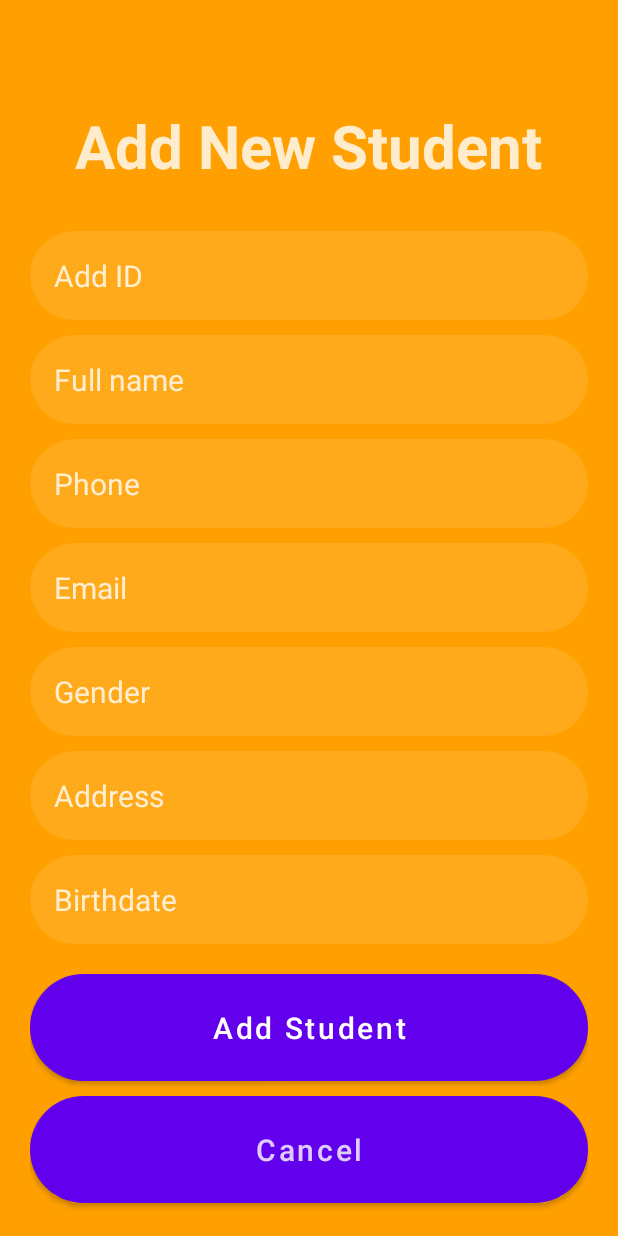
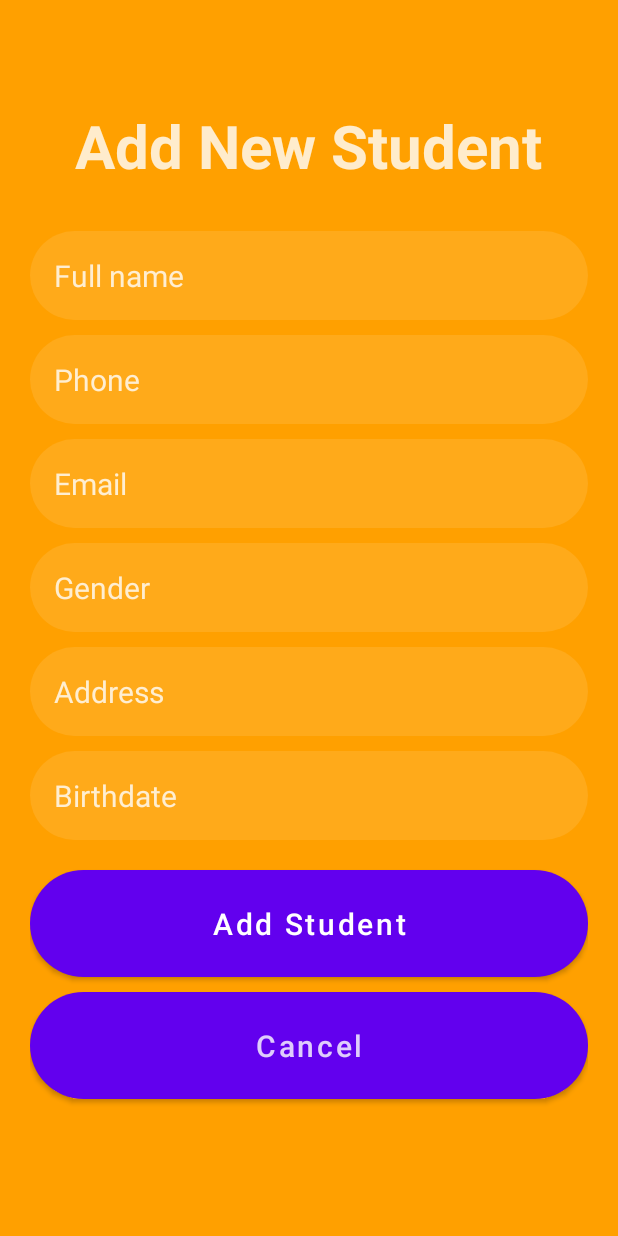
Before and after one commit to phamquocduy1110/R2S-Academy, an Android app: the AddStudentActivity screen opened directly, with no data from a screen before it, after a tap on "Add Student", on a phone screen of 412 x 824 dp. Run offline under Robolectric (Android 15) with nearby library versions, the phone set to English and light mode, and no system bars.

Commit message:
Update new UI

```diff
--- a/app/src/main/java/com/example/r2sacademy/AddStudentActivity.java
+++ b/app/src/main/java/com/example/r2sacademy/AddStudentActivity.java
@@ -1,5 +1,6 @@
 package com.example.r2sacademy;
 
+import android.content.Intent;
 import android.os.Bundle;
 import android.os.strictmode.NonSdkApiUsedViolation;
 import android.text.Editable;
@@ -19,7 +20,7 @@ import retrofit2.converter.gson.GsonConverterFactory;
 
 public class AddStudentActivity extends AppCompatActivity {
 
-    private EditText id, fullName, phone, email, gender, address, birthdate;
+    private EditText fullName, phone, email, gender, address, birthdate;
     private Button btnAdd, btnCancel;
 
     @Override
@@ -32,7 +33,6 @@ public class AddStudentActivity extends AppCompatActivity {
 
     public void init() {
         // initializing our views
-        id = findViewById(R.id.txtID);
         fullName = findViewById(R.id.txtFullName);
         phone = findViewById(R.id.txtPhone);
         email = findViewById(R.id.txtEmail);
@@ -54,15 +54,14 @@ public class AddStudentActivity extends AppCompatActivity {
             @Override
             public void onClick(View v) {
                 // validating if the text field is empty or not.
-                if (id.getText().toString().isEmpty() && fullName.getText().toString().isEmpty() && phone.getText().toString().isEmpty() &&
+                if (fullName.getText().toString().isEmpty() && phone.getText().toString().isEmpty() &&
                 email.getText().toString().isEmpty() && gender.getText().toString().isEmpty() && address.getText().toString().isEmpty() && birthdate.getText().toString().isEmpty())
                 {
                     Toast.makeText(AddStudentActivity.this, "Please enter all of values", Toast.LENGTH_SHORT).show();
                     return;
                 }
                 // calling a method to post the data and passing our value
-                postData(id.getText().toString(),
-                        fullName.getText().toString(),
+                postData(fullName.getText().toString(),
                         phone.getText().toString(),
                         email.getText().toString(),
                         gender.getText().toString(),
@@ -72,7 +71,7 @@ public class AddStudentActivity extends AppCompatActivity {
         });
     }
 
-    private void postData(String id, String fullName, String phone, String email, String gender, String address, String birthdate) {
+    private void postData(String fullName, String phone, String email, String gender, String address, String birthdate) {
 
         Retrofit retrofit = new Retrofit.Builder()
                 .baseUrl("https://615dbb7b12571a0017207864.mockapi.io/api/")
@@ -85,7 +84,7 @@ public class AddStudentActivity extends AppCompatActivity {
         JsonPlaceHolderApi jsonPlaceHolderApi = retrofit.create(JsonPlaceHolderApi.class);
 
         // passing data from our text fields to our modal class.
-        ListStudent modal = new ListStudent(id, fullName, phone, email, gender, address, birthdate);
+        ListStudent modal = new ListStudent(fullName, phone, email, gender, address, birthdate);
 
         // calling a method to create a post and passing our modal class.
         Call<ListStudent> call = jsonPlaceHolderApi.createStudent(modal);
@@ -95,6 +94,9 @@ public class AddStudentActivity extends AppCompatActivity {
 
             @Override
             public void onResponse(Call<ListStudent> call, Response<ListStudent> response) {
+                Intent intent=new Intent(AddStudentActivity.this,Students.class);
+                startActivity(intent);
+
                 Toast.makeText(AddStudentActivity.this, "Create new student successfully", Toast.LENGTH_SHORT).show();
             }
 
--- a/app/src/main/res/layout/activity_add_student.xml
+++ b/app/src/main/res/layout/activity_add_student.xml
@@ -20,14 +20,6 @@
             android:orientation="vertical"
             android:gravity="center" >
 
-           <!--<ImageView
-                android:id="@+id/imageView4"
-                android:layout_width="242dp"
-                android:layout_height="45dp"
-                android:layout_marginTop="80dp"
-                android:layout_marginBottom="15dp"
-                app:srcCompat="@drawable/logo_mba" />-->
-
             <TextView
                 android:id="@+id/icon"
                 android:layout_width="wrap_content"
@@ -36,20 +28,9 @@
                 android:text="Add New Student"
                 android:textColor="@color/login_form_details"
                 android:layout_marginTop="50dp"
+                android:layout_marginBottom="20dp"
                 android:textSize="40dp"
                 android:textStyle="bold" />
-
-            <EditText
-                android:id="@+id/txtID"
-                android:layout_width="match_parent"
-                android:layout_height="wrap_content"
-                android:layout_marginTop="30dp"
-                android:background="@drawable/et_bg"
-                android:textColor="@color/login_form_details"
-                android:textSize="20dp"
-                android:hint="Add ID"
-                android:padding="16dp"
-                android:textColorHint="@color/login_form_details" />
 
             <EditText
                 android:id="@+id/txtFullName"
```
Also changed, not shown: app/src/main/java/com/example/r2sacademy/CalculateActivity.java (+16 -2 lines), app/src/main/res/layout/activity_calculate.xml (+11 -0 lines).
